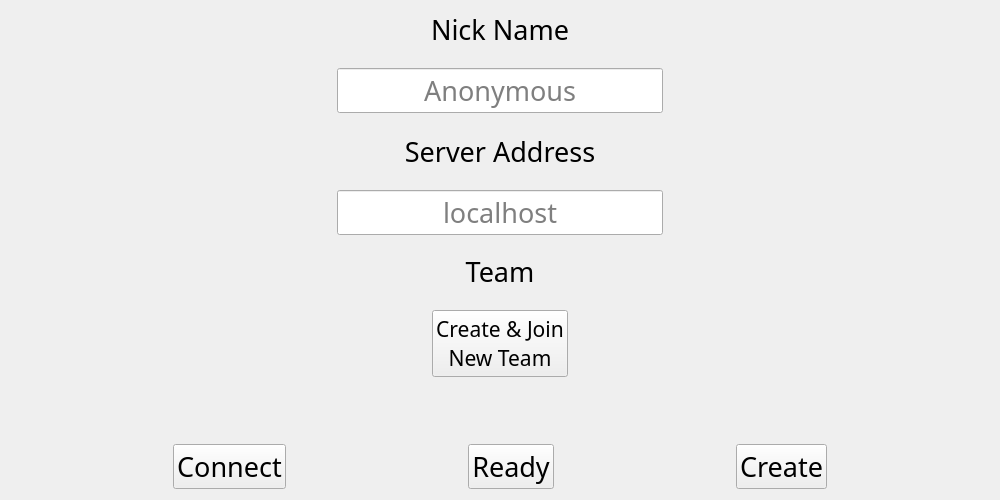
First picture: the form in src/startWindow/startWindow.ui, repository Generals-OI/Generals.OI, before the edit.
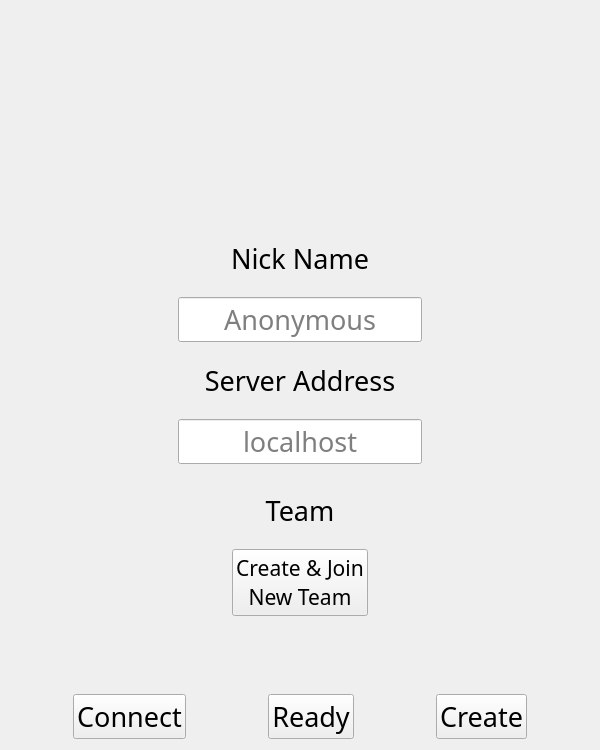
Second picture: the form after the edit. Icons and pictures are not drawn.

Commit message: feat: add an icon on `StartWindow`

```diff
--- a/src/startWindow/startWindow.ui
+++ b/src/startWindow/startWindow.ui
@@ -6,10 +6,16 @@
    <rect>
     <x>0</x>
     <y>0</y>
-    <width>1000</width>
-    <height>500</height>
+    <width>600</width>
+    <height>750</height>
    </rect>
   </property>
+  <property name="minimumSize">
+   <size>
+    <width>600</width>
+    <height>750</height>
+   </size>
+  </property>
   <property name="font">
    <font>
     <family>Quicksand Regular</family>
@@ -21,6 +27,83 @@
    <string>MainWindow</string>
   </property>
   <layout class="QVBoxLayout" name="verticalLayout_2">
+   <item>
+    <layout class="QHBoxLayout" name="hlImage">
+     <property name="topMargin">
+      <number>0</number>
+     </property>
+     <item>
+      <spacer name="hsImage1">
+       <property name="orientation">
+        <enum>Qt::Horizontal</enum>
+       </property>
+       <property name="sizeHint" stdset="0">
+        <size>
+         <width>40</width>
+         <height>20</height>
+        </size>
+       </property>
+      </spacer>
+     </item>
+     <item>
+      <widget class="QLabel" name="lbImage">
+       <property name="minimumSize">
+        <size>
+         <width>200</width>
+         <height>200</height>
+        </size>
+       </property>
+       <property name="maximumSize">
+        <size>
+         <width>200</width>
+         <height>200</height>
+        </size>
+       </property>
+       <property name="sizeIncrement">
+        <size>
+         <width>200</width>
+         <height>200</height>
+        </size>
+       </property>
+       <property name="text">
+        <string/>
+       </property>
+       <property name="pixmap">
+        <pixmap resource="../../res/generals.qrc">:/img/Icon.png</pixmap>
+       </property>
+       <property name="scaledContents">
+        <bool>true</bool>
+       </property>
+      </widget>
+     </item>
+     <item>
+      <spacer name="hsImage2">
+       <property name="orientation">
+        <enum>Qt::Horizontal</enum>
+       </property>
+       <property name="sizeHint" stdset="0">
+        <size>
+         <width>40</width>
+         <height>20</height>
+        </size>
+       </property>
+      </spacer>
+     </item>
+    </layout>
+   </item>
+   <item>
+    <spacer name="vs3">
+     <property name="orientation">
+      <enum>Qt::Vertical</enum>
+     </property>
+     <property name="sizeHint" stdset="0">
+      <size>
+       <width>20</width>
+       <height>40</height>
+      </size>
+     </property>
+    </spacer>
+   </item>
    <item>
     <layout class="QHBoxLayout" name="hlInput">
      <property name="spacing">
```
Left out of the diff: 4 changed lines with no effect on the pictures.
